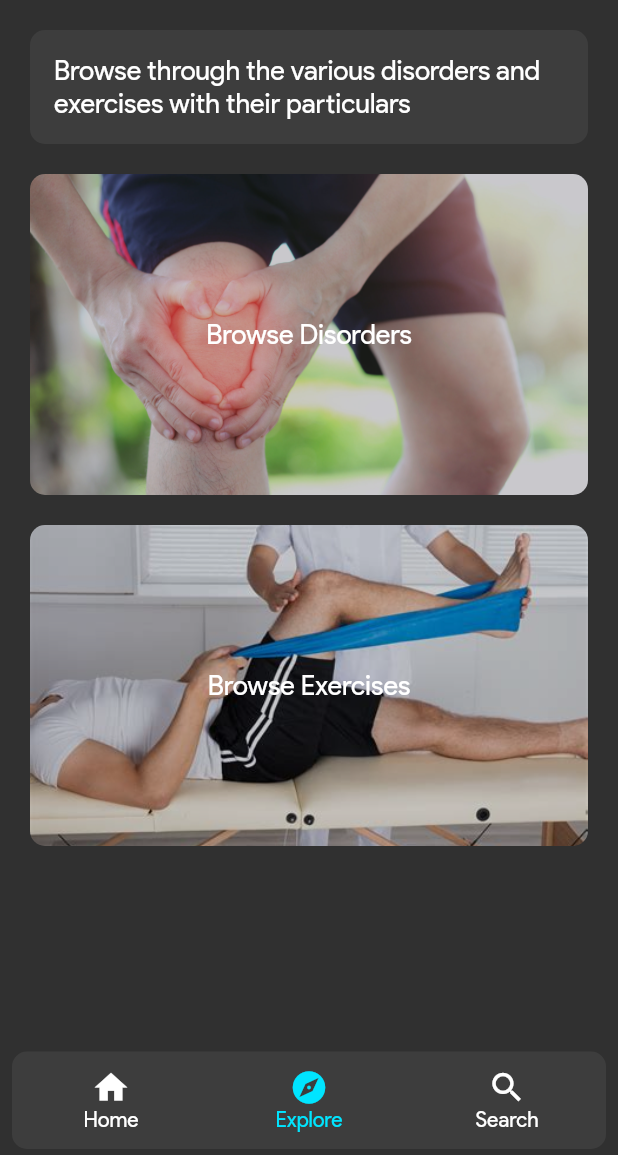
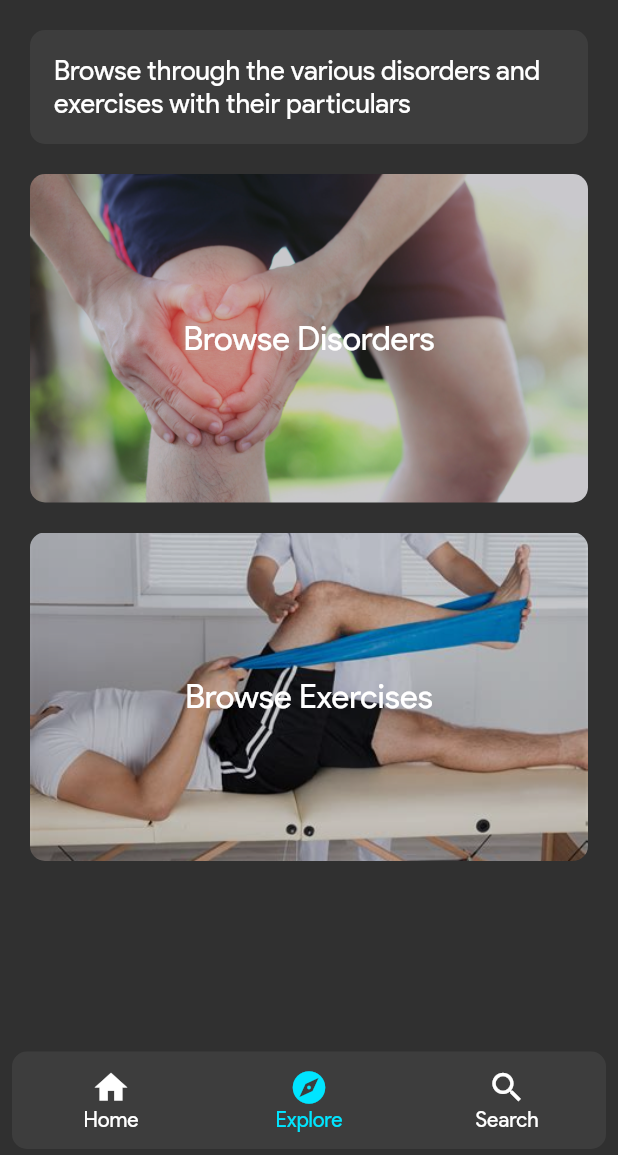
Before and after one commit to Harshit-Sonawala/ar_therapy, a Flutter app: the screen it shows after launch, item 2 of the bottom bar chosen, on a phone screen of 412 x 824 dp, the part 81-1236 px from its top. Run offline on Flutter 3.47's test engine with Material 2 defaults, Android fonts, the light colour scheme and no system bars; our stand-ins replace camera, cloud_firestore, firebase_auth, firebase_core, photo_view, webview_flutter; missing offline and left inert: model_viewer_plus, tflite; accounts and stored records are empty.

Commit message:
fixed user_exercises routing, textStyle edit

```diff
--- a/lib/main.dart
+++ b/lib/main.dart
@@ -65,14 +65,9 @@ class ARTherapy extends StatelessWidget {
             fontWeight: FontWeight.bold,
             color: Color(0xff00e5ff),
           ),
+          bodyLarge: TextStyle(fontSize: 22.0), // old: 26
           bodyMedium: TextStyle(fontSize: 18.0), // old: 22
-          bodyLarge: TextStyle(fontSize: 20.0), // old: 26
-          bodySmall: TextStyle(
-            fontSize: 16.0,
-            // fontWeight: FontWeight.bold,
-            // color: Color(0xff1D1D1D),
-            color: Colors.white,
-          ),
+          bodySmall: TextStyle(fontSize: 16.0),
         ),
         iconTheme: const IconThemeData(
           size: 28,
--- a/lib/providers/exercise_list_provider.dart
+++ b/lib/providers/exercise_list_provider.dart
@@ -65,6 +65,7 @@ class ExerciseListProvider with ChangeNotifier {
 
   List<ExerciseItem> get globalExerciseList => _globalExerciseList;
 
+  // Pass a list of exItemIds like: ['exerciseItem3', 'exerciseItem1'] and get the filtered List<ExerciseItems>
   List<ExerciseItem> getFilteredExerciseList(List<String> passedExItemIdsList) =>
       globalExerciseList.where((eachExercise) => passedExItemIdsList.contains(eachExercise.exItemId)).toList();
 }
--- a/lib/screens/exercises_screen.dart
+++ b/lib/screens/exercises_screen.dart
@@ -63,7 +63,9 @@ class _ExercisesScreenState extends State<ExercisesScreen> {
                               Navigator.of(context).push(
                                 MaterialPageRoute(
                                   builder: (context) => ExerciseDetailsScreen(
-                                    exerciseIndex: exerciseIndex,
+                                    exerciseId: Provider.of<ExerciseListProvider>(context, listen: false)
+                                        .globalExerciseList[exerciseIndex]
+                                        .exItemId,
                                   ),
                                 ),
                               ),
--- a/lib/screens/explore_screen.dart
+++ b/lib/screens/explore_screen.dart
@@ -50,9 +50,12 @@ class _ExploreScreenState extends State<ExploreScreen> {
                     )
                   },
                   backgroundImage: 'assets/images/disorders.jpeg',
-                  child: const Padding(
-                    padding: EdgeInsets.symmetric(vertical: 80, horizontal: 20),
-                    child: Text('Browse Disorders'),
+                  child: Padding(
+                    padding: const EdgeInsets.symmetric(vertical: 80, horizontal: 20),
+                    child: Text(
+                      'Browse Disorders',
+                      style: Theme.of(context).textTheme.bodyLarge,
+                    ),
                   ),
                 ),
                 const SizedBox(height: 20.0),
@@ -65,9 +68,12 @@ class _ExploreScreenState extends State<ExploreScreen> {
                     )
                   },
                   backgroundImage: 'assets/images/exercises.jpeg',
-                  child: const Padding(
-                    padding: EdgeInsets.symmetric(vertical: 80, horizontal: 20),
-                    child: Text('Browse Exercises'),
+                  child: Padding(
+                    padding: const EdgeInsets.symmetric(vertical: 80, horizontal: 20),
+                    child: Text(
+                      'Browse Exercises',
+                      style: Theme.of(context).textTheme.bodyLarge,
+                    ),
                   ),
                 ),
               ],
--- a/lib/screens/user_exercises_screen.dart
+++ b/lib/screens/user_exercises_screen.dart
@@ -70,7 +70,7 @@ class _UserExercisesScreenState extends State<UserExercisesScreen> {
                               Navigator.of(context).push(
                                 MaterialPageRoute(
                                   builder: (context) => ExerciseDetailsScreen(
-                                    exerciseIndex: exerciseIndex,
+                                    exerciseId: filteredExerciseList[exerciseIndex].exItemId,
                                   ),
                                 ),
                               );
```
Also changed, not shown: lib/screens/exercise_details_screen.dart (+14 -20 lines).
